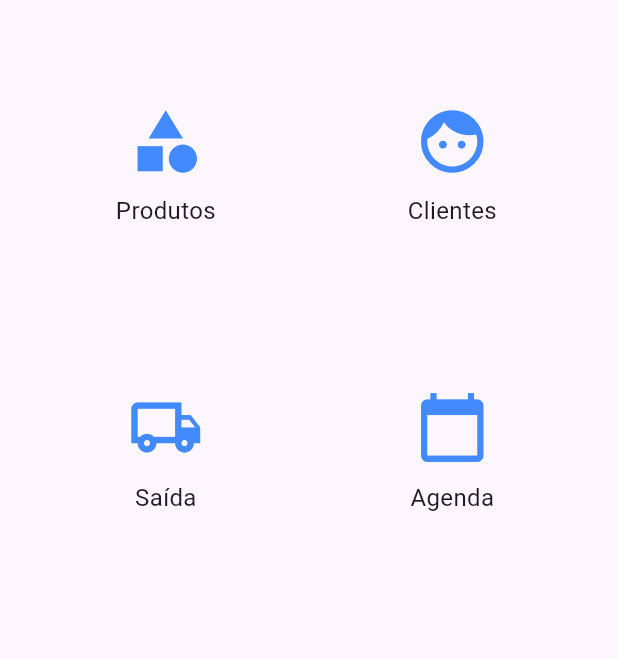
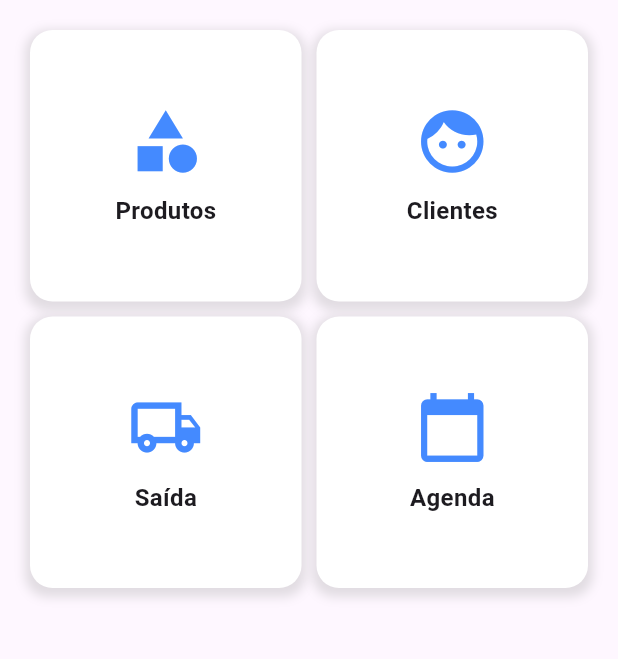
Before and after one commit to alextochy/fatec_rp_noite_pdm2024_app_avaliacao2_alexcolman_igor, a Flutter app: the PrincipalView screen opened by its route, on a phone screen of 412 x 824 dp, the part 75-734 px from its top. Run offline on Flutter 3.47's test engine with Material 3 defaults, Android fonts, the light colour scheme and no system bars; our stand-ins replace cloud_firestore, device_preview, firebase_auth, firebase_core, mask_text_input_formatter; accounts and stored records are empty.

Commit message:
Melhorias na tela principal. Conserto bug na Label de Logout quando se edita o nome do usuário

```diff
--- a/lib/view/principal_view.dart
+++ b/lib/view/principal_view.dart
@@ -2,7 +2,6 @@
 
 import 'package:flutter/material.dart';
 import '../controller/login_controller.dart';
-// Importe a tela AgendaView aqui
 
 class PrincipalView extends StatefulWidget {
   const PrincipalView({Key? key}) : super(key: key);
@@ -12,6 +11,20 @@ class PrincipalView extends StatefulWidget {
 }
 
 class _PrincipalViewState extends State<PrincipalView> {
+  late Future<String> _futureUsuario;
+
+  @override
+  void initState() {
+    super.initState();
+    _loadUser();
+  }
+
+  void _loadUser() {
+    setState(() {
+      _futureUsuario = LoginController().usuarioLogado();
+    });
+  }
+
   @override
   Widget build(BuildContext context) {
     return Scaffold(
@@ -30,7 +43,7 @@ class _PrincipalViewState extends State<PrincipalView> {
                       fontSize: 20)),
             ),
             FutureBuilder<String>(
-              future: LoginController().usuarioLogado(),
+              future: _futureUsuario,
               builder: (context, snapshot) {
                 if (snapshot.connectionState == ConnectionState.done) {
                   return Directionality(
@@ -59,11 +72,27 @@ class _PrincipalViewState extends State<PrincipalView> {
         child: ListView(
           padding: EdgeInsets.zero,
           children: [
-            const DrawerHeader(
+            FutureBuilder<String>(
+              future: _futureUsuario,
+              builder: (context, snapshot) {
+                if (snapshot.connectionState == ConnectionState.done) {
+                  return UserAccountsDrawerHeader(
                     decoration: BoxDecoration(
                       color: Colors.blueAccent,
                     ),
-              child: Text('Menu', style: TextStyle(color: Colors.white)),
+                    accountName: Text(snapshot.data.toString(),
+                        style: TextStyle(color: Colors.white)),
+                    accountEmail: Text(''),
+                  );
+                }
+                return DrawerHeader(
+                  decoration: BoxDecoration(
+                    color: Colors.blueAccent,
+                  ),
+                  child: Text('Carregando...',
+                      style: TextStyle(color: Colors.white)),
+                );
+              },
             ),
             Padding(
               padding: const EdgeInsets.fromLTRB(0, 10, 0, 10),
@@ -71,7 +100,9 @@ class _PrincipalViewState extends State<PrincipalView> {
                 leading: Icon(Icons.account_circle_outlined),
                 title: const Text('Editar Perfil'),
                 onTap: () {
-                  Navigator.pushNamed(context, 'editarPerfil');
+                  Navigator.pushNamed(context, 'editarPerfil').then((_) {
+                    _loadUser();
+                  });
                 },
               ),
             ),
@@ -182,13 +213,28 @@ class IconButtonWidget extends StatelessWidget {
   Widget build(BuildContext context) {
     return InkWell(
       onTap: onTap,
+      child: Container(
+        decoration: BoxDecoration(
+          color: Colors.white,
+          borderRadius: BorderRadius.circular(15),
+          boxShadow: [
+            BoxShadow(
+              color: Colors.grey.withOpacity(0.3),
+              spreadRadius: 3,
+              blurRadius: 5,
+              offset: Offset(0, 3),
+            ),
+          ],
+        ),
         child: Column(
           mainAxisAlignment: MainAxisAlignment.center,
           children: [
             Icon(icon, size: 50.0, color: Colors.blueAccent),
             SizedBox(height: 10),
-          Text(label, style: TextStyle(fontSize: 16.0)),
+            Text(label,
+                style: TextStyle(fontSize: 16.0, fontWeight: FontWeight.bold)),
           ],
+        ),
       ),
     );
   }
```
Lines whose indentation alone changed are shown as unchanged.
